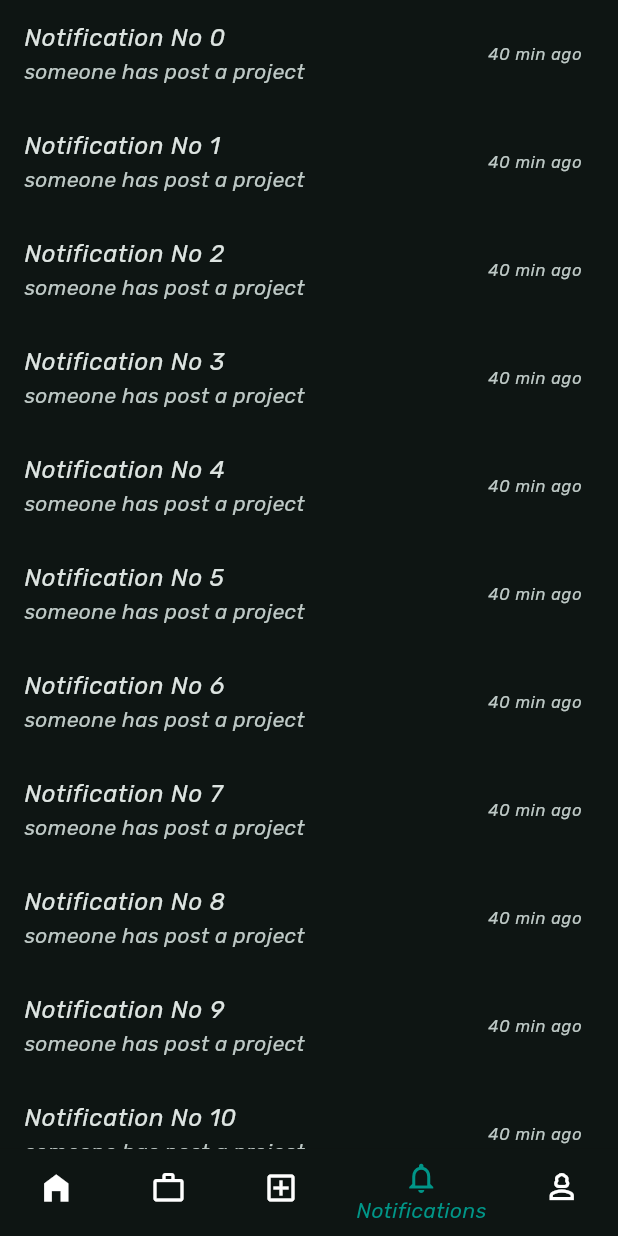
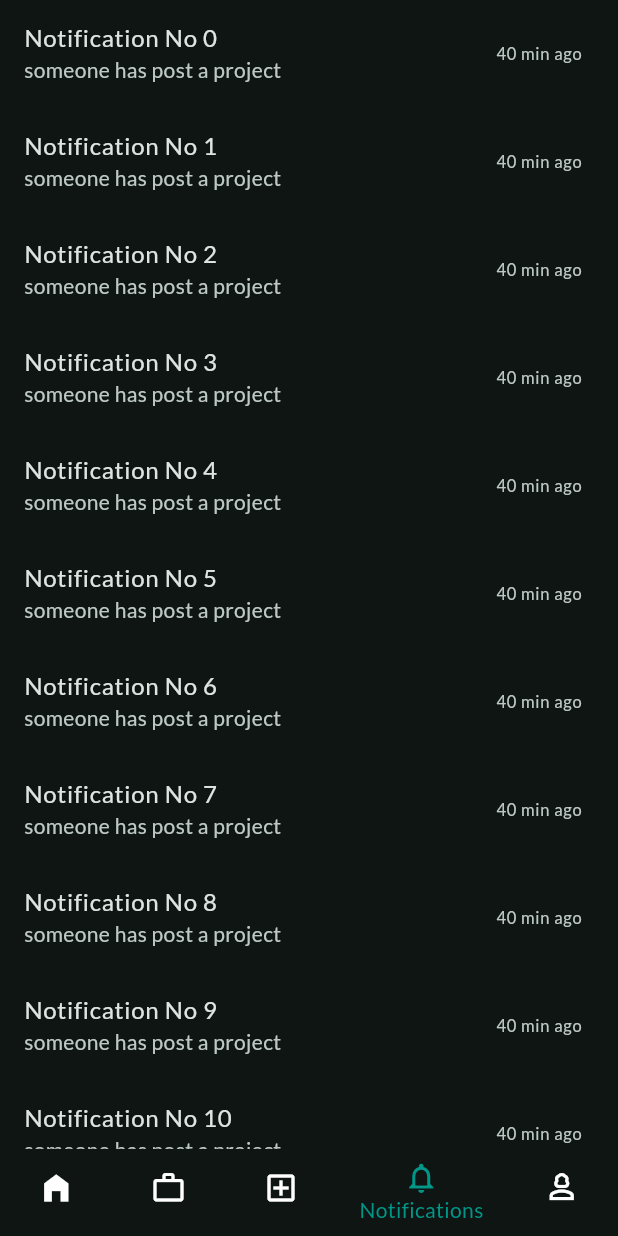
Before and after one commit to Zouuabi/teamBey, a Flutter app: the screen it shows after launch, item 4 of the bottom bar chosen, on a phone screen of 412 x 824 dp. Run offline on Flutter 3.47's test engine with Material 3 defaults, Android fonts, the phone set to English and light mode, and no system bars; our stand-ins replace google_fonts.

Commit message:
demo [2]

```diff
--- a/lib/core/theme/theme.dart
+++ b/lib/core/theme/theme.dart
@@ -1,10 +1,10 @@
 import 'package:flutter/material.dart';
-// import 'package:google_fonts/google_fonts.dart';
+import 'package:google_fonts/google_fonts.dart';
 
 class TeamBeyTheme {
   static ThemeData defaultTheme() {
     return ThemeData(
-      fontFamily: 'Rubik-Italic',
+      fontFamily: GoogleFonts.lato().fontFamily,
       colorScheme: ColorScheme.fromSeed(
           seedColor: Colors.teal, brightness: Brightness.dark),
       useMaterial3: true,
```
